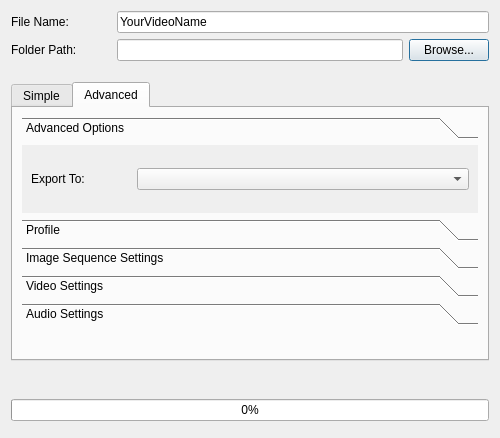
Old version of the form src/windows/ui/export.ui in the repository OpenShot/openshot-qt.
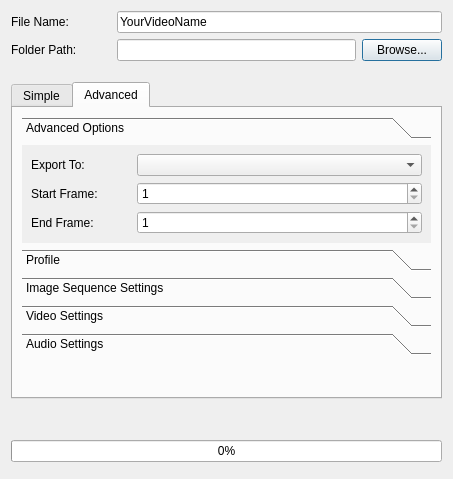
New version of the form. The open tabs and pages were chosen to show the change. Icons and pictures are not drawn.

Commit message: Added "Start Frame" and "End Frame" to advanced export options, allowing any portion of the timeline to be exported. Defaulted export file name based on project name.

```diff
--- a/src/windows/ui/export.ui
+++ b/src/windows/ui/export.ui
@@ -6,8 +6,8 @@
    <rect>
     <x>0</x>
     <y>0</y>
-    <width>500</width>
-    <height>438</height>
+    <width>453</width>
+    <height>479</height>
    </rect>
   </property>
   <property name="sizePolicy">
@@ -340,8 +340,8 @@
            <rect>
             <x>0</x>
             <y>0</y>
-            <width>460</width>
-            <height>73</height>
+            <width>413</width>
+            <height>119</height>
            </rect>
           </property>
           <attribute name="label">
@@ -382,6 +382,72 @@
              </item>
             </layout>
            </item>
+           <item row="2" column="0">
+            <layout class="QHBoxLayout" name="horizontalLayout">
+             <item>
+              <widget class="QLabel" name="lblEndFrame">
+               <property name="minimumSize">
+                <size>
+                 <width>100</width>
+                 <height>0</height>
+                </size>
+               </property>
+               <property name="text">
+                <string>End Frame:</string>
+               </property>
+              </widget>
+             </item>
+             <item>
+              <widget class="QSpinBox" name="txtEndFrame">
+               <property name="sizePolicy">
+                <sizepolicy hsizetype="Expanding" vsizetype="Fixed">
+                 <horstretch>0</horstretch>
+                 <verstretch>0</verstretch>
+                </sizepolicy>
+               </property>
+               <property name="minimum">
+                <number>1</number>
+               </property>
+               <property name="maximum">
+                <number>99999999</number>
+               </property>
+              </widget>
+             </item>
+            </layout>
+           </item>
+           <item row="1" column="0">
+            <layout class="QHBoxLayout" name="horizontalLayout_5">
+             <item>
+              <widget class="QLabel" name="lblStartFrame">
+               <property name="minimumSize">
+                <size>
+                 <width>100</width>
+                 <height>0</height>
+                </size>
+               </property>
+               <property name="text">
+                <string>Start Frame:</string>
+               </property>
+              </widget>
+             </item>
+             <item>
+              <widget class="QSpinBox" name="txtStartFrame">
+               <property name="sizePolicy">
+                <sizepolicy hsizetype="Expanding" vsizetype="Fixed">
+                 <horstretch>0</horstretch>
+                 <verstretch>0</verstretch>
+                </sizepolicy>
+               </property>
+               <property name="minimum">
+                <number>1</number>
+               </property>
+               <property name="maximum">
+                <number>99999999</number>
+               </property>
+              </widget>
+             </item>
+            </layout>
+           </item>
           </layout>
          </widget>
          <widget class="QWidget" name="pageProfile">
```
Left out of the diff: 12 changed lines with no effect on the pictures. The commit also changes 2 other files.
